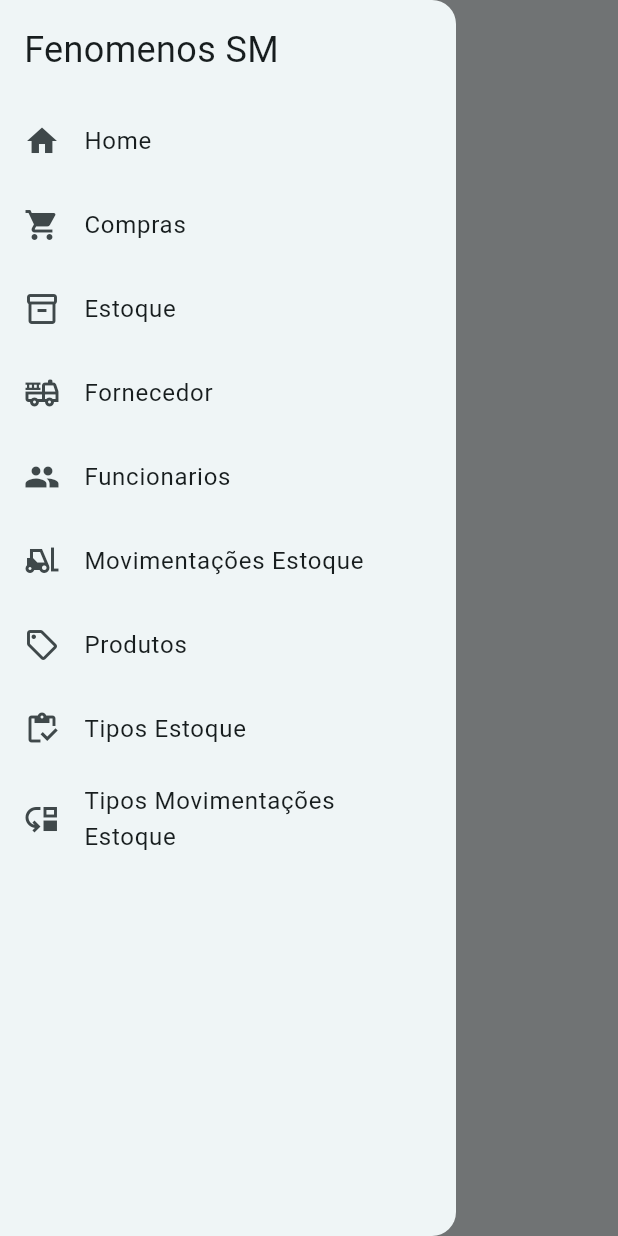
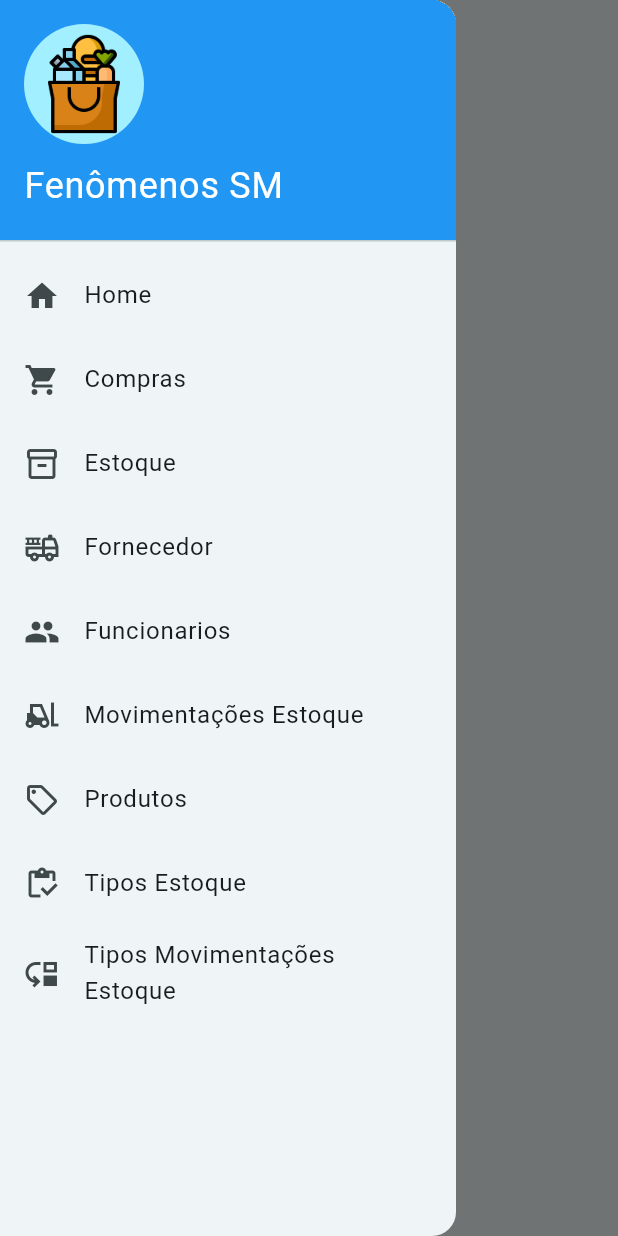
Before and after one commit to mateusrg/front_mercado, a Flutter app: the ComprasPage screen opened directly, with the side drawer open, on a phone screen of 412 x 824 dp. Run offline on Flutter 3.47's test engine with Material 3 defaults, Android fonts, the phone set to English and light mode, and no system bars; our stand-ins replace flutter_masked_text2, shared_preferences; accounts and stored records are empty.

Commit message:
finalização da página de fornecedores, acréscimo de vários loadings, aprimoramento e implementação do tratamento de diversos erros nas páginas de fornecedor e de login, melhoria do drawer, adição de vários const em diversos arquivos etc.

```diff
--- a/lib/main.dart
+++ b/lib/main.dart
@@ -1,5 +1,4 @@
 import 'package:flutter/material.dart';
-import 'package:front_mercado/pages/fornecedores/fornecedores_page.dart';
 import 'package:front_mercado/pages/home_page.dart';
 import 'dart:io';
 
--- a/lib/pages/compras/compras_page.dart
+++ b/lib/pages/compras/compras_page.dart
@@ -12,8 +12,10 @@ class _ComprasPageState extends State<ComprasPage> {
   @override
   Widget build(BuildContext context) {
     return Scaffold(
-      appBar: AppBar(title: Text('Compras'),),
-      drawer: drawer(),
+      appBar: AppBar(
+        title: const Text('Compras'),
+      ),
+      drawer: const DrawerFenomenos(),
     );
   }
 }
--- a/lib/pages/estoque/estoque_page.dart
+++ b/lib/pages/estoque/estoque_page.dart
@@ -12,8 +12,10 @@ class _EstoquePageState extends State<EstoquePage> {
   @override
   Widget build(BuildContext context) {
     return Scaffold(
-      appBar: AppBar(title: Text('Estoque'),),
-      drawer: drawer(),
+      appBar: AppBar(
+        title: const Text('Estoque'),
+      ),
+      drawer: const DrawerFenomenos(),
     );
   }
 }
--- a/lib/pages/home_page.dart
+++ b/lib/pages/home_page.dart
@@ -13,7 +13,6 @@ class HomePage extends StatefulWidget {
 class _HomePageState extends State<HomePage> {
   Future<String?> _paginaBaseadaNoLogin() async {
     SharedPreferences prefs = await SharedPreferences.getInstance();
-    print(prefs.getString('usuarioLogado'));
     return prefs.getString('usuarioLogado');
   }
 
--- a/lib/pages/produtos/produtos_page.dart
+++ b/lib/pages/produtos/produtos_page.dart
@@ -12,8 +12,10 @@ class _ProdutosPageState extends State<ProdutosPage> {
   @override
   Widget build(BuildContext context) {
     return Scaffold(
-      appBar: AppBar(title: Text('Produtos'),),
-      drawer: drawer(),
+      appBar: AppBar(
+        title: const Text('Produtos'),
+      ),
+      drawer: const DrawerFenomenos(),
     );
   }
 }
--- a/lib/pages/tipos_estoque/tipos_estoque_page.dart
+++ b/lib/pages/tipos_estoque/tipos_estoque_page.dart
@@ -12,8 +12,10 @@ class _TiposEstoquePageState extends State<TiposEstoquePage> {
   @override
   Widget build(BuildContext context) {
     return Scaffold(
-      appBar: AppBar(title: Text('Tipos Estoque'),),
-      drawer: drawer(),
+      appBar: AppBar(
+        title: const Text('Tipos Estoque'),
+      ),
+      drawer: const DrawerFenomenos(),
     );
   }
 }
--- a/lib/widgets/drawer.dart
+++ b/lib/widgets/drawer.dart
@@ -9,121 +9,138 @@ import 'package:front_mercado/pages/produtos/produtos_page.dart';
 import 'package:front_mercado/pages/tipos_estoque/tipos_estoque_page.dart';
 import 'package:front_mercado/pages/tipos_movimentacoes_estoque/tipos_movimentacoes_estoque_page.dart';
 
-class drawer extends StatelessWidget {
-  const drawer({
-    super.key,
-  });
+class DrawerFenomenos extends StatelessWidget {
+  const DrawerFenomenos({super.key});
 
   @override
   Widget build(BuildContext context) {
-    return NavigationDrawer(
-      children: [
-        Padding(
-          padding: EdgeInsets.all(16.0), // Ajuste o valor conforme necessário
-          child: Text(
-            'Fenomenos SM',
-            style: TextStyle(fontSize: 24),
+    return Drawer(
+      child: ListView(
+        padding: EdgeInsets.zero,
+        children: <Widget>[
+          DrawerHeader(
+            decoration: const BoxDecoration(
+              color: Colors.blue,
+            ),
+            child: Column(
+              crossAxisAlignment: CrossAxisAlignment.start,
+              children: [
+                CircleAvatar(
+                  radius: 40,
+                  child: Image.asset(
+                    'assets/images/logo.png',
+                    fit: BoxFit.contain,
+                    width: 70,
+                    height: 70,
+                  ),
+                ),
+                const SizedBox(height: 10),
+                const Text(
+                  'Fenômenos SM',
+                  style: TextStyle(
+                    color: Colors.white,
+                    fontSize: 24,
+                  ),
+                ),
+              ],
+            ),
           ),
-        ),
-        InkWell(
-          onTap: () {
-            Navigator.push(context,
-                MaterialPageRoute(builder: (context) => const PrincipalPage()));
-          },
-          child: const ListTile(
-            title: Text('Home'),
-            leading: Icon(Icons.home),
+          _buildDrawerItem(
+            context,
+            icon: Icons.home,
+            text: 'Home',
+            onTap: () => Navigator.push(
+              context,
+              MaterialPageRoute(builder: (context) => const PrincipalPage()),
+            ),
           ),
-        ),
-        InkWell(
-          onTap: () {
-            Navigator.push(context,
-                MaterialPageRoute(builder: (context) => const ComprasPage()));
-          },
-          child: const ListTile(
-            title: Text('Compras'),
-            leading: Icon(Icons.shopping_cart),
+          _buildDrawerItem(
+            context,
+            icon: Icons.shopping_cart,
+            text: 'Compras',
+            onTap: () => Navigator.push(
+              context,
+              MaterialPageRoute(builder: (context) => const ComprasPage()),
+            ),
           ),
-        ),
-        InkWell(
-          onTap: () {
-            Navigator.push(context,
-                MaterialPageRoute(builder: (context) => const EstoquePage()));
-          },
-          child: const ListTile(
-            title: Text('Estoque'),
-            leading: Icon(Icons.inventory_2_outlined),
+          _buildDrawerItem(
+            context,
+            icon: Icons.inventory_2_outlined,
+            text: 'Estoque',
+            onTap: () => Navigator.push(
+              context,
+              MaterialPageRoute(builder: (context) => const EstoquePage()),
+            ),
           ),
-        ),
-        InkWell(
-          onTap: () {
-            Navigator.push(
+          _buildDrawerItem(
+            context,
+            icon: Icons.fire_truck_outlined,
+            text: 'Fornecedor',
+            onTap: () => Navigator.push(
               context,
               MaterialPageRoute(builder: (context) => const FornecedoresPage()),
-            );
-          },
-          child: const ListTile(
-            title: Text('Fornecedor'),
-            leading: Icon(Icons.fire_truck_outlined),
+            ),
           ),
-        ),
-        InkWell(
-          onTap: () {
-            Navigator.push(
+          _buildDrawerItem(
+            context,
+            icon: Icons.group,
+            text: 'Funcionarios',
+            onTap: () => Navigator.push(
               context,
               MaterialPageRoute(builder: (context) => const FuncionariosPage()),
-            );
-          },
-          child: const ListTile(
-            title: Text('Funcionarios'),
-            leading: Icon(Icons.group),
+            ),
           ),
-        ),
-        InkWell(
-          onTap: () {
-            Navigator.push(
-                context,
-                MaterialPageRoute(
-                    builder: (context) => const MovimentacoesEstoquePage()));
-          },
-          child: const ListTile(
-            title: Text('Movimentações Estoque'),
-            leading: Icon(Icons.forklift),
+          _buildDrawerItem(
+            context,
+            icon: Icons.forklift,
+            text: 'Movimentações Estoque',
+            onTap: () => Navigator.push(
+              context,
+              MaterialPageRoute(
+                  builder: (context) => const MovimentacoesEstoquePage()),
+            ),
           ),
-        ),
-        InkWell(
-          onTap: () {
-            Navigator.push(context,
-                MaterialPageRoute(builder: (context) => ProdutosPage()));
-          },
-          child: const ListTile(
-            title: Text('Produtos'),
-            leading: Icon(Icons.sell_outlined),
+          _buildDrawerItem(
+            context,
+            icon: Icons.sell_outlined,
+            text: 'Produtos',
+            onTap: () => Navigator.push(
+              context,
+              MaterialPageRoute(builder: (context) => const ProdutosPage()),
+            ),
           ),
-        ),
-        InkWell(
-          onTap: () {
-            Navigator.push(context,
-                MaterialPageRoute(builder: (context) => TiposEstoquePage()));
-          },
-          child: const ListTile(
-            title: Text('Tipos Estoque'),
-            leading: Icon(Icons.inventory_outlined),
+          _buildDrawerItem(
+            context,
+            icon: Icons.inventory_outlined,
+            text: 'Tipos Estoque',
+            onTap: () => Navigator.push(
+              context,
+              MaterialPageRoute(builder: (context) => const TiposEstoquePage()),
+            ),
           ),
-        ),
-        InkWell(
-          onTap: () {
-            Navigator.push(
-                context,
-                MaterialPageRoute(
-                    builder: (context) => TiposMovimentacoesEstoquePage()));
-          },
-          child: const ListTile(
-            title: Text('Tipos Movimentações Estoque'),
-            leading: Icon(Icons.move_down),
+          _buildDrawerItem(
+            context,
+            icon: Icons.move_down,
+            text: 'Tipos Movimentações Estoque',
+            onTap: () => Navigator.push(
+              context,
+              MaterialPageRoute(
+                  builder: (context) => const TiposMovimentacoesEstoquePage()),
+            ),
           ),
-        ),
-      ],
+        ],
+      ),
+    );
+  }
+
+  Widget _buildDrawerItem(BuildContext context,
+      {required IconData icon,
+      required String text,
+      required GestureTapCallback onTap}) {
+    return ListTile(
+      title: Text(text),
+      leading: Icon(icon),
+      onTap: onTap,
     );
   }
 }
--- a/pubspec.yaml
+++ b/pubspec.yaml
@@ -20,3 +20,5 @@ dev_dependencies:
 
 flutter:
   uses-material-design: true
+  assets:
+    - assets/images/logo.png
```
Also changed, not shown: lib/pages/fornecedores/fornecedores_page.dart (+92 -21 lines), lib/pages/funcionarios/funcionarios_page.dart (+4 -3 lines), lib/pages/login_page.dart (+26 -8 lines), lib/pages/movimentacoes_estoque/movimentacoes_estoque_page.dart (+6 -3 lines), lib/pages/principal_page.dart (+13 -15 lines), lib/pages/tipos_movimentacoes_estoque/tipos_movimentacoes_estoque_page.dart (+8 -4 lines), assets/images/logo.png (added).
